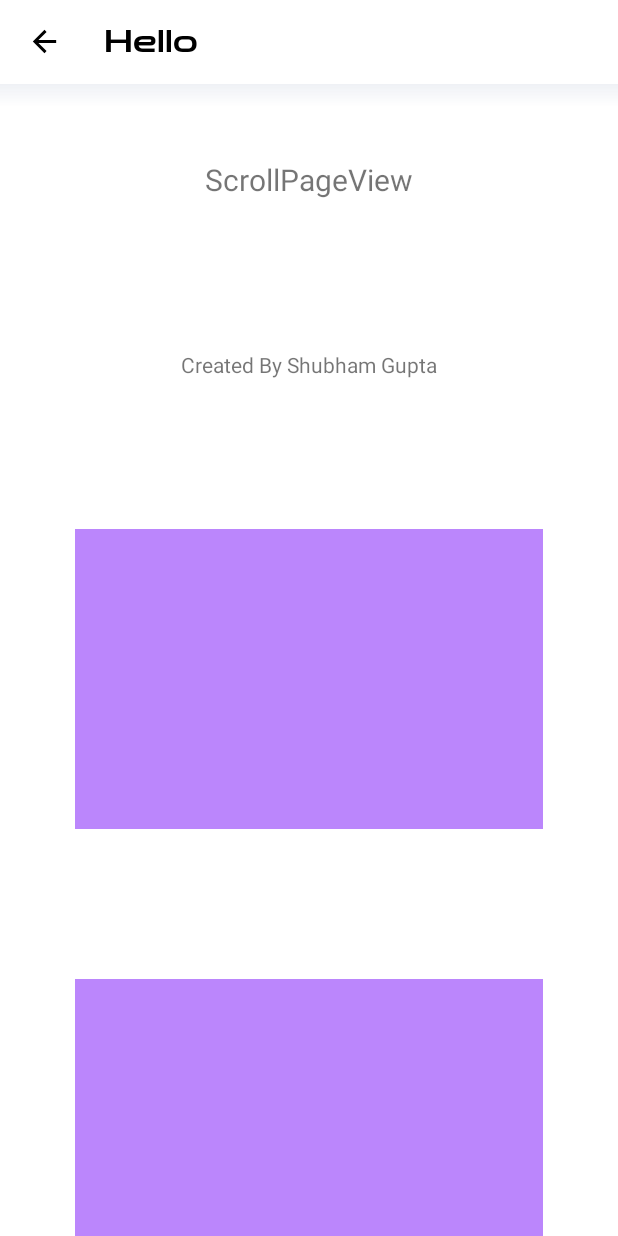
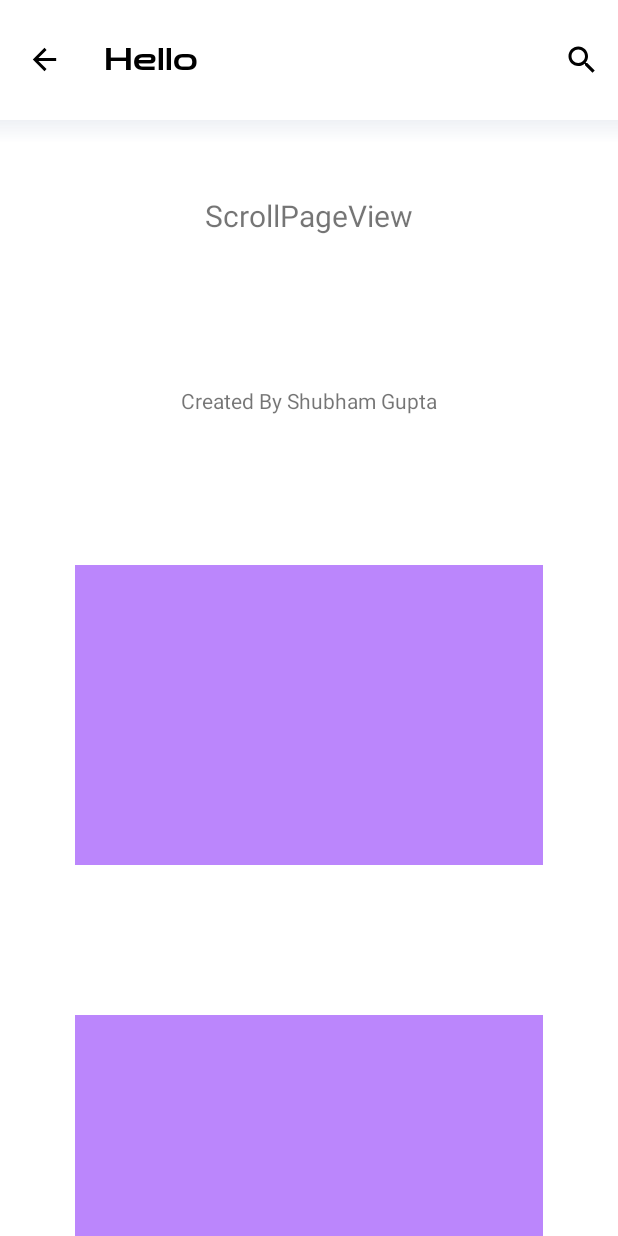
Before and after one commit to shubham-gupta-16/Material-Kit, an Android app: the screen it shows after launch (MainActivity), on a phone screen of 412 x 824 dp. Run offline under Robolectric (Android 15) with nearby library versions, the phone set to English and light mode, and no system bars.

Commit message:
Defaults added

```diff
--- a/Material-Kit/src/main/java/com/shubhamgupta16/materialkit/FlexToolbar.java
+++ b/Material-Kit/src/main/java/com/shubhamgupta16/materialkit/FlexToolbar.java
@@ -1,24 +1,13 @@
 package com.shubhamgupta16.materialkit;
 
-import android.app.Activity;
 import android.content.Context;
-import android.graphics.Color;
 import android.graphics.Typeface;
-import android.os.Handler;
 import android.util.AttributeSet;
-import android.util.TypedValue;
-import android.view.View;
 import android.view.ViewGroup;
 import android.widget.ImageView;
 import android.widget.RelativeLayout;
 import android.widget.TextView;
-import android.widget.Toast;
-
-import androidx.annotation.ColorInt;
-import androidx.annotation.DrawableRes;
-import androidx.annotation.FontRes;
 import androidx.appcompat.widget.Toolbar;
-import androidx.core.content.res.ResourcesCompat;
 
 class FlexToolbar extends RelativeLayout {
     public FlexToolbar(Context context) {
@@ -29,23 +18,18 @@ class FlexToolbar extends RelativeLayout {
         this(context, attrs, 0);
     }
 
-
-    private final ImageView nav;
-    private final TextView toolbarTitle;
+    final ImageView nav;
+    final TextView toolbarTitle;
+    final Toolbar toolbar;
 
     public FlexToolbar(Context context, AttributeSet attrs, int defStyleAttr) {
         super(context, attrs, defStyleAttr);
 
-        int actionBarSize;
-        TypedValue outValue = new TypedValue();
-        getContext().getTheme().resolveAttribute(android.R.attr.actionBarSize, outValue, true);
-        actionBarSize = outValue.resourceId;
-
         float oneDP = UtilsKit.dpToPx(1, getContext());
         int navSize = (int) (oneDP * 30);
 
-        Toolbar toolbar = new Toolbar(getContext());
-        LayoutParams params = new LayoutParams(ViewGroup.LayoutParams.MATCH_PARENT, actionBarSize);
+        toolbar = new Toolbar(getContext());
+        LayoutParams params = new LayoutParams(ViewGroup.LayoutParams.MATCH_PARENT, ViewGroup.LayoutParams.WRAP_CONTENT);
         params.addRule(CENTER_VERTICAL);
         toolbar.setLayoutParams(params);
         addView(toolbar);
@@ -55,7 +39,7 @@ class FlexToolbar extends RelativeLayout {
         navParams.setMarginStart((int) (oneDP * 15));
         navParams.setMarginEnd((int) (oneDP * 10));
         int p = (int) (oneDP * 3);
-        nav.setPadding(p,p,p,p);
+        nav.setPadding(p, p, p, p);
         navParams.addRule(CENTER_VERTICAL);
         nav.setLayoutParams(navParams);
         nav.setId(android.R.id.icon2);
@@ -71,74 +55,4 @@ class FlexToolbar extends RelativeLayout {
         toolbarTitle.setTypeface(Typeface.DEFAULT_BOLD);
         addView(toolbarTitle);
     }
-
-    public void setToolbarTitlePosition(int position) {
-        LayoutParams p = (LayoutParams) toolbarTitle.getLayoutParams();
-        if (position == MaterialConstants.TOOLBAR_TITLE_CENTER) {
-            p.removeRule(END_OF);
-            p.addRule(CENTER_HORIZONTAL);
-        } else {
-            p.addRule(END_OF, nav.getId());
-            p.removeRule(CENTER_HORIZONTAL);
-        }
-        toolbarTitle.setLayoutParams(p);
-    }
-
-    public void setToolbarTitleColor(@ColorInt int color) {
-        toolbarTitle.setTextColor(color);
-    }
-
-    public void setToolbarNavTint(@ColorInt int color) {
-        nav.setColorFilter(color);
-    }
-
-    public void setToolbarTitleFont(@FontRes int font) {
-        if (font != 0) {
-            new Handler().post(() -> {
-                Typeface typeface = ResourcesCompat.getFont(getContext(), font);
-                toolbarTitle.setTypeface(typeface);
-            });
-        }
-    }
-
-    public void setToolbarNavSize(int size) {
-        nav.getLayoutParams().height = size;
-        nav.getLayoutParams().width = size;
-    }
-
-    public void setToolbarNavPadding(int padding) {
-        nav.setPadding(padding, padding, padding, padding);
-
-    }
-
-    public void setToolbarTitleSize(int unit, float size) {
-        toolbarTitle.setTextSize(unit, size);
-    }
-
-    public void setToolbarNavIcon(@DrawableRes int res) {
-        if (res == android.R.color.transparent)
-            nav.setVisibility(GONE);
-        else
-            nav.setVisibility(VISIBLE);
-        nav.setImageResource(res);
-    }
-
-    public void setToolbarNavBackground(@DrawableRes int res) {
-        nav.setBackgroundResource(res);
-    }
-
-    public void setToolbarNavClick(int navClick) {
-        if (navClick == MaterialConstants.TOOLBAR_NAV_CLICK_FINISH)
-            nav.setOnClickListener(v -> ((Activity) getContext()).finish());
-        else nav.setOnClickListener(null);
-    }
-
-    public void setToolbarTitle(String title) {
-        toolbarTitle.setText(title);
-    }
-
-
-    public void setToolbarNavClick(OnClickListener onClickListener) {
-        nav.setOnClickListener(onClickListener);
-    }
 }
--- a/Material-Kit/src/main/java/com/shubhamgupta16/materialkit/PageView.java
+++ b/Material-Kit/src/main/java/com/shubhamgupta16/materialkit/PageView.java
@@ -1,9 +1,12 @@
 package com.shubhamgupta16.materialkit;
 
+import android.app.Activity;
 import android.content.Context;
 import android.content.res.TypedArray;
 import android.graphics.Color;
+import android.graphics.Typeface;
 import android.graphics.drawable.GradientDrawable;
+import android.os.Handler;
 import android.util.AttributeSet;
 import android.util.TypedValue;
 import android.view.View;
@@ -14,9 +17,10 @@ import android.widget.RelativeLayout;
 import androidx.annotation.ColorInt;
 import androidx.annotation.DrawableRes;
 import androidx.annotation.FontRes;
+import androidx.appcompat.widget.Toolbar;
+import androidx.core.content.res.ResourcesCompat;
 
 public class PageView extends RelativeLayout {
-
 
     public PageView(Context context) {
         this(context, null);
@@ -32,6 +36,7 @@ public class PageView extends RelativeLayout {
 
     private FlexToolbar flexToolbar;
     private RelativeLayout relativeLayout;
+    private final TypedArray a;
 
     private void _setupLinearLayout() {
         flexToolbar = new FlexToolbar(getContext());
@@ -61,7 +66,7 @@ public class PageView extends RelativeLayout {
 
         float oneDP = UtilsKit.dpToPx(1, getContext());
 
-        TypedArray a = context.obtainStyledAttributes(attrs, R.styleable.PageView, defStyleAttr, defStyleRes);
+        a = context.obtainStyledAttributes(attrs, R.styleable.PageView, defStyleAttr, defStyleRes);
 
         setToolbarTitleFont(a.getResourceId(R.styleable.PageView_toolbarTitleFont, 0));
         if (a.hasValue(R.styleable.PageView_toolbarNavSize))
@@ -71,6 +76,7 @@ public class PageView extends RelativeLayout {
         setToolbarTitleSize(TypedValue.COMPLEX_UNIT_PX, a.getDimension(R.styleable.PageView_toolbarTitleSize, oneDP * 20));
 
         setToolbarTitle(a.getString(R.styleable.PageView_toolbarTitle));
+        if (a.hasValue(R.styleable.PageView_toolbarNavIcon))
             setToolbarNavIcon(a.getResourceId(R.styleable.PageView_toolbarNavIcon, android.R.color.transparent));
         setToolbarNavClick(a.getInt(R.styleable.PageView_toolbarNavClick, MaterialConstants.TOOLBAR_NAV_CLICK_FINISH));
         setToolbarBackground(a.getResourceId(R.styleable.PageView_toolbarBackground, android.R.color.transparent));
@@ -104,11 +110,6 @@ public class PageView extends RelativeLayout {
         view.setBackground(gd);
         layout.addView(view);
 
-        a.recycle();
-    }
-
-    private void setToolbarNavPadding(int padding) {
-        flexToolbar.setToolbarNavPadding(padding);
     }
 
     @Override
@@ -117,54 +118,154 @@ public class PageView extends RelativeLayout {
         else super.addView(child, params);
     }
 
+    public void setDefaultToolbarTitlePosition(int position) {
+        if (!a.hasValue(R.styleable.PageView_toolbarTitlePosition))
+            setToolbarTitlePosition(position);
+    }
+
     public void setToolbarTitlePosition(int position) {
-        flexToolbar.setToolbarTitlePosition(position);
+        LayoutParams p = (LayoutParams) flexToolbar.toolbarTitle.getLayoutParams();
+        if (position == MaterialConstants.TOOLBAR_TITLE_CENTER) {
+            p.removeRule(END_OF);
+            p.addRule(CENTER_HORIZONTAL);
+        } else {
+            p.addRule(END_OF, flexToolbar.nav.getId());
+            p.removeRule(CENTER_HORIZONTAL);
+        }
+        flexToolbar.toolbarTitle.setLayoutParams(p);
+    }
+
+    public void setDefaultToolbarTitleColor(@ColorInt int color) {
+        if (!a.hasValue(R.styleable.PageView_toolbarTitleColor))
+            setToolbarTitleColor(color);
     }
 
     public void setToolbarTitleColor(@ColorInt int color) {
-        flexToolbar.setToolbarTitleColor(color);
+        flexToolbar.toolbarTitle.setTextColor(color);
+    }
+
+    public void setDefaultToolbarNavTint(@ColorInt int color) {
+        if (!a.hasValue(R.styleable.PageView_toolbarNavTint))
+            setToolbarNavTint(color);
     }
 
     public void setToolbarNavTint(@ColorInt int color) {
-        flexToolbar.setToolbarNavTint(color);
+        flexToolbar.nav.setColorFilter(color);
+    }
+
+    public void setDefaultToolbarTitleFont(@FontRes int font) {
+        if (!a.hasValue(R.styleable.PageView_toolbarTitleFont))
+            setToolbarTitleFont(font);
     }
 
     public void setToolbarTitleFont(@FontRes int font) {
-        flexToolbar.setToolbarTitleFont(font);
+        if (font != 0) {
+            new Handler().post(() -> {
+                Typeface typeface = ResourcesCompat.getFont(getContext(), font);
+                flexToolbar.toolbarTitle.setTypeface(typeface);
+            });
+        }
+    }
+
+    public void setDefaultToolbarNavSize(int size) {
+        if (!a.hasValue(R.styleable.PageView_toolbarNavSize))
+            setToolbarNavSize(size);
     }
 
     public void setToolbarNavSize(int size) {
-        flexToolbar.setToolbarNavSize(size);
+        flexToolbar.nav.getLayoutParams().height = size;
+        flexToolbar.nav.getLayoutParams().width = size;
+    }
+
+    public void setDefaultToolbarNavPadding(int unit, float size) {
+        if (!a.hasValue(R.styleable.PageView_toolbarNavPadding))
+            setToolbarTitleSize(unit, size);
+    }
+
+    public void setToolbarNavPadding(int padding) {
+        flexToolbar.nav.setPadding(padding, padding, padding, padding);
+    }
+
+    public void setDefaultToolbarTitleSize(int unit, float size) {
+        if (!a.hasValue(R.styleable.PageView_toolbarTitleSize))
+            setToolbarTitleSize(unit, size);
     }
 
     public void setToolbarTitleSize(int unit, float size) {
-        flexToolbar.setToolbarTitleSize(unit, size);
+        flexToolbar.toolbarTitle.setTextSize(unit, size);
+    }
+
+    public void setDefaultToolbarNavIcon(@DrawableRes int res) {
+        if (!a.hasValue(R.styleable.PageView_toolbarNavIcon))
+            setToolbarNavIcon(res);
     }
 
     public void setToolbarNavIcon(@DrawableRes int res) {
-        flexToolbar.setToolbarNavIcon(res);
+        if (res == android.R.color.transparent)
+            flexToolbar.nav.setVisibility(GONE);
+        else
+            flexToolbar.nav.setVisibility(VISIBLE);
+        flexToolbar.nav.setImageResource(res);
+    }
+
+    public void setDefaultToolbarNavBackground(@DrawableRes int res) {
+        if (!a.hasValue(R.styleable.PageView_toolbarNavBackground)) {
+            setToolbarNavBackground(res);
+        }
     }
 
     public void setToolbarNavBackground(@DrawableRes int res) {
-        flexToolbar.setToolbarNavBackground(res);
+        flexToolbar.nav.setBackgroundResource(res);
+    }
+
+    public void setDefaultToolbarNavClick(int navClick) {
+        if (!a.hasValue(R.styleable.PageView_toolbarNavClick))
+            setToolbarNavClick(navClick);
     }
 
     public void setToolbarNavClick(int navClick) {
-        flexToolbar.setToolbarNavClick(navClick);
+        if (navClick == MaterialConstants.TOOLBAR_NAV_CLICK_FINISH)
+            flexToolbar.nav.setOnClickListener(v -> ((Activity) getContext()).finish());
+        else flexToolbar.nav.setOnClickListener(null);
     }
+
     public void setToolbarNavClick(OnClickListener onClickListener) {
-        flexToolbar.setToolbarNavClick(onClickListener);
+        flexToolbar.nav.setOnClickListener(onClickListener);
+    }
+
+    public void setDefaultToolbarTitle(String title) {
+        if (!a.hasValue(R.styleable.PageView_toolbarTitle))
+            flexToolbar.toolbarTitle.setText(title);
     }
 
     public void setToolbarTitle(String title) {
-        flexToolbar.setToolbarTitle(title);
+        flexToolbar.toolbarTitle.setText(title);
+    }
+
+    public void setDefaultToolbarHeight(int height) {
+        if (!a.hasValue(R.styleable.PageView_toolbarHeight))
+            flexToolbar.getLayoutParams().height = height;
     }
 
     public void setToolbarHeight(int height) {
         flexToolbar.getLayoutParams().height = height;
     }
 
+    public void setDefaultToolbarBackground(@DrawableRes int res) {
+        if (!a.hasValue(R.styleable.PageView_toolbarBackground))
+            flexToolbar.setBackgroundResource(res);
+    }
+
     public void setToolbarBackground(@DrawableRes int res) {
         flexToolbar.setBackgroundResource(res);
     }
+
+    //    getters
+    public String getToolbarTitle() {
+        return flexToolbar.toolbarTitle.getText().toString();
     }
+
+    public Toolbar getToolbar() {
+        return flexToolbar.toolbar;
+    }
+}
--- a/app/src/main/java/com/shubhamgupta16/materialkitsample/MainActivity.java
+++ b/app/src/main/java/com/shubhamgupta16/materialkitsample/MainActivity.java
@@ -1,8 +1,13 @@
 package com.shubhamgupta16.materialkitsample;
 
 import androidx.appcompat.app.AppCompatActivity;
+import androidx.appcompat.widget.Toolbar;
 
 import android.os.Bundle;
+import android.view.MenuItem;
+import android.widget.Toast;
+
+import com.shubhamgupta16.materialkit.PageView;
 
 public class MainActivity extends AppCompatActivity {
 
@@ -10,5 +15,18 @@ public class MainActivity extends AppCompatActivity {
     protected void onCreate(Bundle savedInstanceState) {
         super.onCreate(savedInstanceState);
         setContentView(R.layout.activity_main);
+
+        PageView pageView = findViewById(R.id.pageView);
+        pageView.setDefaultToolbarTitle("Default Title"); // if not set in xml
+
+        pageView.getToolbar().inflateMenu(R.menu.main);
+        pageView.getToolbar().setOnMenuItemClickListener(new Toolbar.OnMenuItemClickListener() {
+            @Override
+            public boolean onMenuItemClick(MenuItem item) {
+                Toast.makeText(MainActivity.this, item.getTitle(), Toast.LENGTH_SHORT).show();
+                return false;
+            }
+        });
+
     }
 }
--- /dev/null
+++ b/app/src/main/res/drawable/ic_baseline_search_24.xml
@@ -0,0 +1,10 @@
+<vector xmlns:android="http://schemas.android.com/apk/res/android"
+    android:width="24dp"
+    android:height="24dp"
+    android:viewportWidth="24"
+    android:viewportHeight="24"
+    android:tint="@android:color/black">
+  <path
+      android:fillColor="@android:color/white"
+      android:pathData="M15.5,14h-0.79l-0.28,-0.27C15.41,12.59 16,11.11 16,9.5 16,5.91 13.09,3 9.5,3S3,5.91 3,9.5 5.91,16 9.5,16c1.61,0 3.09,-0.59 4.23,-1.57l0.27,0.28v0.79l5,4.99L20.49,19l-4.99,-5zM9.5,14C7.01,14 5,11.99 5,9.5S7.01,5 9.5,5 14,7.01 14,9.5 11.99,14 9.5,14z"/>
+</vector>
--- a/app/src/main/res/layout/activity_main.xml
+++ b/app/src/main/res/layout/activity_main.xml
@@ -2,12 +2,14 @@
 <com.shubhamgupta16.materialkit.PageView xmlns:android="http://schemas.android.com/apk/res/android"
     xmlns:app="http://schemas.android.com/apk/res-auto"
     xmlns:tools="http://schemas.android.com/tools"
+    android:id="@+id/pageView"
     android:layout_width="match_parent"
     android:layout_height="match_parent"
     app:toolbarBackground="@color/white"
     app:toolbarNavClick="none"
     app:toolbarNavIcon="@drawable/ic_baseline_arrow_back_24"
     app:toolbarNavPadding="3dp"
+    app:toolbarHeight="80dp"
     app:toolbarNavSize="30dp"
     app:toolbarNavTint="@color/black"
     app:toolbarShadowHeight="15dp"
--- /dev/null
+++ b/app/src/main/res/menu/main.xml
@@ -0,0 +1,8 @@
+<?xml version="1.0" encoding="utf-8"?>
+<menu xmlns:android="http://schemas.android.com/apk/res/android"
+    xmlns:app="http://schemas.android.com/apk/res-auto">
+    <item android:id="@+id/actionSearch"
+        android:title="@android:string/search_go"
+        app:showAsAction="ifRoom"
+        android:icon="@drawable/ic_baseline_search_24"/>
+</menu>
```
Lines whose indentation alone changed are shown as unchanged.
